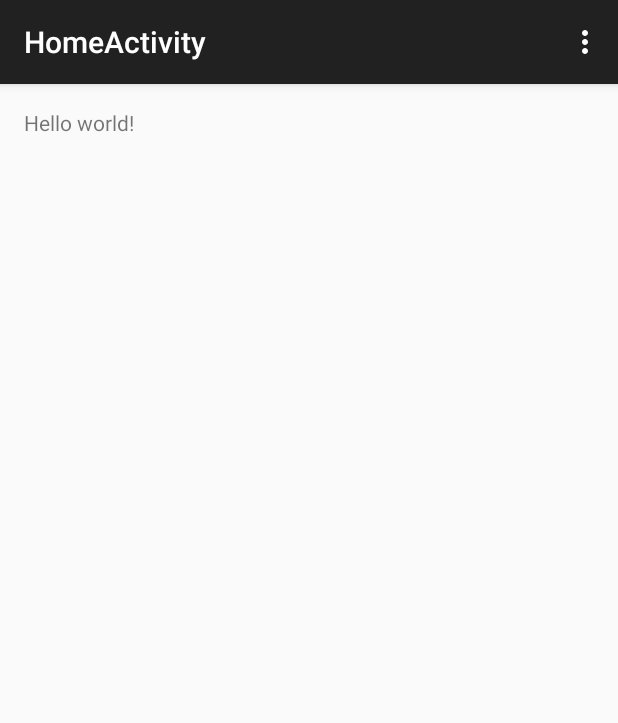
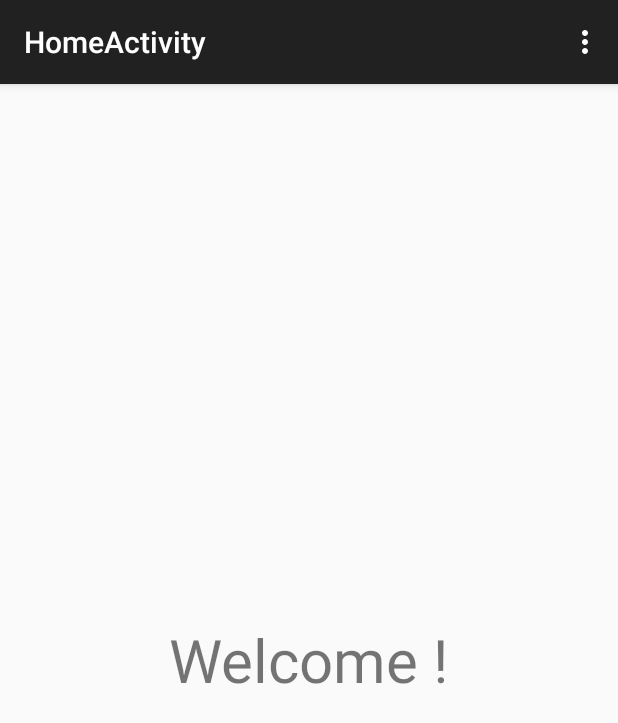
Before and after one commit to fayimora/SignUpForm, an Android app: the screen it shows after launch (HomeActivity), after a tap on "SUBMIT", on a phone screen of 412 x 824 dp. Shown: the top 723 px of the screen. Run offline under Robolectric (Android 15) with nearby library versions, the phone set to English and light mode, and no system bars.

Commit message:
Welcome the newly created user in HomeActivity

```diff
--- a/app/src/main/java/com/fayimora/signupform/HomeActivity.java
+++ b/app/src/main/java/com/fayimora/signupform/HomeActivity.java
@@ -5,6 +5,7 @@ import android.os.Bundle;
 import android.util.Log;
 import android.view.Menu;
 import android.view.MenuItem;
+import android.widget.TextView;
 
 
 public class HomeActivity extends ActionBarActivity {
@@ -15,7 +16,10 @@ public class HomeActivity extends ActionBarActivity {
         setContentView(R.layout.activity_home);
 
         User u = (User) getIntent().getSerializableExtra("USER");
-        Log.d("User", "Username is "+u.getUsername());
+        String format = getResources().getString(R.string.welcome_format);
+        String msg = String.format(format, u.getUsername());
+        TextView welcome = (TextView) findViewById(R.id.welcome_text);
+        welcome.setText(msg);
     }
 
     @Override
--- a/app/src/main/res/layout/activity_home.xml
+++ b/app/src/main/res/layout/activity_home.xml
@@ -4,9 +4,14 @@
     android:paddingRight="@dimen/activity_horizontal_margin"
     android:paddingTop="@dimen/activity_vertical_margin"
     android:paddingBottom="@dimen/activity_vertical_margin"
+    android:gravity="center"
     tools:context="com.fayimora.signupform.HomeActivity">
 
-    <TextView android:text="@string/hello_world" android:layout_width="wrap_content"
+    <TextView
+        android:id="@+id/welcome_text"
+        android:textSize="40sp"
+        android:text="@string/hello_world"
+        android:layout_width="wrap_content"
         android:layout_height="wrap_content" />
 
 </RelativeLayout>
--- a/app/src/main/res/values/strings.xml
+++ b/app/src/main/res/values/strings.xml
@@ -17,4 +17,6 @@
     <string name="confirm_password_label">Confirm Password:</string>
     <string name="confirm_password_input_hint">Please re-enter your password</string>
     <string name="title_activity_home">HomeActivity</string>
+
+    <string name="welcome_format">Welcome %s!</string>
 </resources>
```
